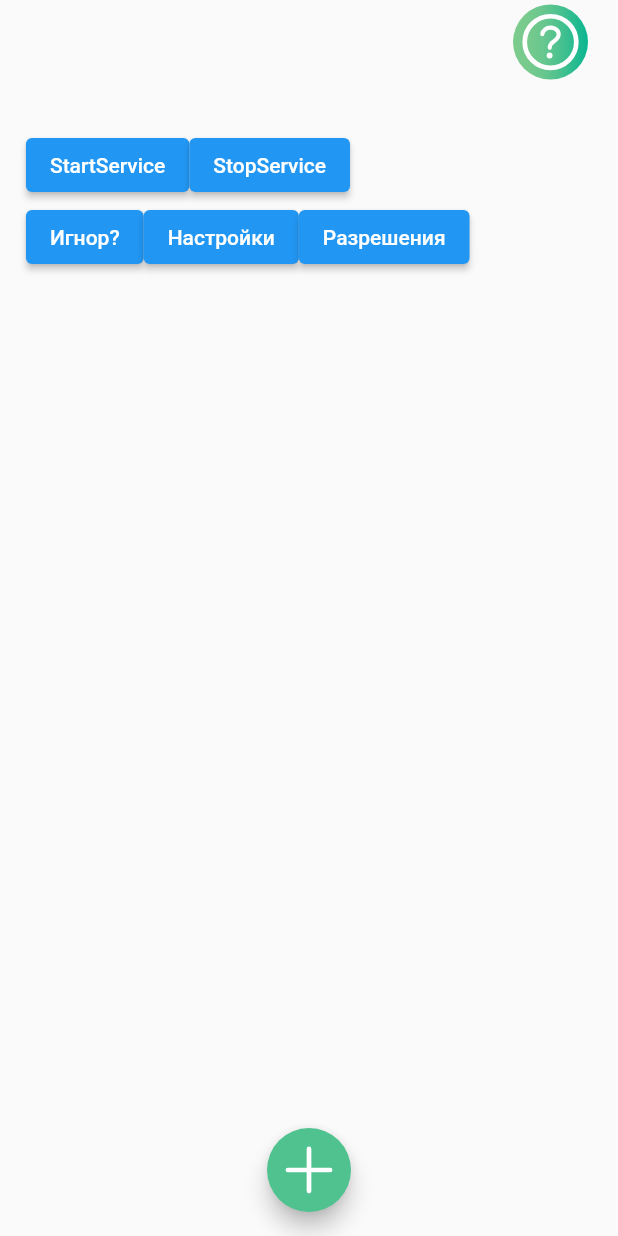
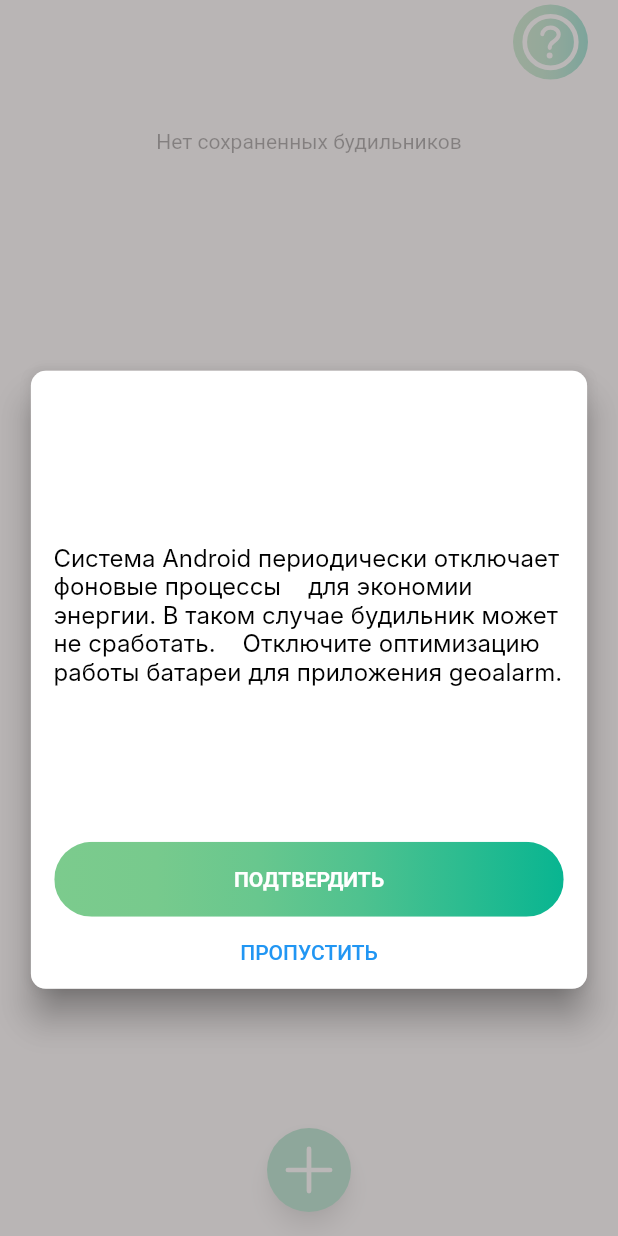
Before and after one commit to sprestay/GeoAlarm, a Flutter app: the screen it shows after launch, on a phone screen of 412 x 824 dp. Run offline on Flutter 3.47's test engine with Material 2 defaults, Android fonts, the phone set to English and light mode, and no system bars; our stand-ins replace flutter_map, flutter_slidable, geolocator, ionicons, latlong2, permission_handler and 2 more; missing offline and left inert: flutter_foreground_task, flutter_ringtone_player; Roboto replaces fonts that are missing (Inter); statements that could not run were skipped.

Commit message:
исправлена большая часть багов

```diff
--- a/lib/screens/alarm_list.dart
+++ b/lib/screens/alarm_list.dart
@@ -11,6 +11,11 @@ import '../service/globals.dart' as globals;
 import '../widgets/AlarmItem.dart';
 import '../service/foreground_service.dart';
 import 'package:flutter_foreground_task/flutter_foreground_task.dart';
+
+/// для проверки разрешений
+import '../service/utility_functions.dart' as uf;
+import '../styles/info_messages.dart';
+import 'package:permission_handler/permission_handler.dart';
 
 class AlarmListScreen extends StatefulWidget {
   Function? onStart;
@@ -26,10 +31,26 @@ class AlarmListScreen extends StatefulWidget {
 
 class _AlarmListScreenState extends State<AlarmListScreen> {
   List<Alarm> alarms = [];
+  bool geoIsGranted = false;
+  bool ignoringBattery = false;
 
   @override
   void initState() {
     extractFromDB();
+    checkPermissions();
+  }
+
+  void checkPermissions() async {
+    if (await Permission.locationAlways.isGranted) {
+      setState(() {
+        geoIsGranted = true;
+      });
+    }
+    if (await FlutterForegroundTask.isIgnoringBatteryOptimizations) {
+      setState(() {
+        ignoringBattery = true;
+      });
+    }
   }
 
   Future<void> extractFromDB() async {
@@ -43,9 +64,37 @@ class _AlarmListScreenState extends State<AlarmListScreen> {
     });
   }
 
+  Future<bool> batteryOptimization() async {
+    bool res = await FlutterForegroundTask.requestIgnoreBatteryOptimization();
+    if (!res) {
+      res = await FlutterForegroundTask.openIgnoreBatteryOptimizationSettings();
+    }
+    return res;
+  }
+
+  void triggerModalWindows(BuildContext context) async {
+    await Future.delayed(Duration(seconds: 1));
+    if (!geoIsGranted) {
+      uf.showBlockModalWindow(
+          context, InfoMessages.geolocation_is_forbidden, null, null, false);
+    }
+
+    if (!ignoringBattery) {
+      uf.showBlockModalWindow(
+          context,
+          InfoMessages.ignore_battery_optimization,
+          () async => await batteryOptimization(),
+          () => Navigator.pop(context),
+          false);
+    }
+  }
+
   @override
   Widget build(BuildContext context) {
-    return Scaffold(
+    triggerModalWindows(context);
+    return WillPopScope(
+      onWillPop: () async => false,
+      child: Scaffold(
           appBar: CustomAppBar(allow_backstep: false, show_info: true),
           body: SingleChildScrollView(
             child: Center(
@@ -55,7 +104,8 @@ class _AlarmListScreenState extends State<AlarmListScreen> {
                     globals.most_element_width,
                 child: Column(
                   children: [
-                  ListView.separated(
+                    alarms.length != 0
+                        ? ListView.separated(
                             shrinkWrap: true,
                             primary: false,
                             itemBuilder: (BuildContext context, int index) {
@@ -76,51 +126,17 @@ class _AlarmListScreenState extends State<AlarmListScreen> {
                                 },
                               );
                             },
-                      separatorBuilder: (BuildContext context, int index) =>
-                          SizedBox(height: 10),
-                      itemCount: alarms.length),
-                  Row(
-                    children: [
-                      ElevatedButton(
-                          onPressed: () {
-                            if (widget.onStart != null) {
-                              send_message("calling widget.onStart");
-                              widget.onStart!();
-                            }
-                          },
-                          child: Text("StartService")),
-                      ElevatedButton(
-                          onPressed: () {
-                            if (widget.onStop != null) {
-                              send_message("calling stop button");
-                              widget.onStop!();
-                            }
-                          },
-                          child: Text("StopService")),
-                    ],
+                            separatorBuilder:
+                                (BuildContext context, int index) => SizedBox(
+                                    height: 10,
+                                    child: Center(
+                                      child: Container(
+                                        height: 0.2,
+                                        color: Colors.black,
                                       ),
-                  Row(
-                    children: [
-                      ElevatedButton(
-                          onPressed: () async {
-                            print(await FlutterForegroundTask
-                                .isIgnoringBatteryOptimizations);
-                          },
-                          child: Text("Игнор?")),
-                      ElevatedButton(
-                          onPressed: () async {
-                            print(await FlutterForegroundTask
-                                .openIgnoreBatteryOptimizationSettings());
-                          },
-                          child: Text("Настройки")),
-                      ElevatedButton(
-                          onPressed: () async {
-                            print(await FlutterForegroundTask
-                                .requestIgnoreBatteryOptimization());
-                          },
-                          child: Text("Разрешения"))
-                    ],
-                  )
+                                    )),
+                            itemCount: alarms.length)
+                        : Text("Нет сохраненных будильников"),
                   ],
                 ),
               ),
@@ -134,6 +150,8 @@ class _AlarmListScreenState extends State<AlarmListScreen> {
             },
             backgroundColor: Color(0xFF4FC28F),
           ),
-        floatingActionButtonLocation: FloatingActionButtonLocation.centerFloat);
+          floatingActionButtonLocation:
+              FloatingActionButtonLocation.centerFloat),
+    );
   }
 }
--- /dev/null
+++ b/lib/styles/info_messages.dart
@@ -0,0 +1,22 @@
+abstract class InfoMessages {
+  static const String geolocation_is_needed = """
+  Приложение определяет ваше местоположение, и
+  проигрывает звуковой сигнал, когда вы достигаете
+  заданного местоположения. Для работы, необходим доступ
+  к геолокации. Предоставьте его, пожалуйста
+  """;
+
+  static const String geolocation_is_forbidden = """
+  Вы запретили доступ к геолокации, без которой приложение
+  работать не может.
+  Чтобы разрешить доступ к геолокации, перейдите в настройки смартфона,
+  выберите раздел Приложения, выберите geoalarm, и предоставьте полный
+  доступ к геолокации.
+  """;
+
+  static const String ignore_battery_optimization = """
+  Система Android периодически отключает фоновые процессы
+  для экономии энергии. В таком случае будильник может не сработать.
+  Отключите оптимизацию работы батареи для приложения geoalarm.
+  """;
+}
--- /dev/null
+++ b/lib/widgets/InfoWidget.dart
@@ -0,0 +1,110 @@
+import 'package:flutter/material.dart';
+import 'package:ionicons/ionicons.dart';
+import '../widgets/MainButton.dart';
+import '../service/globals.dart' as globals;
+import '../styles/fonts.dart';
+
+class InfoWidget extends StatefulWidget {
+  late String msg;
+  Function? skip;
+  Function? submit;
+  late bool isClosable;
+
+  InfoWidget(
+      {Key? key,
+      required this.msg,
+      this.skip,
+      this.submit,
+      this.isClosable = true})
+      : super(key: key);
+
+  @override
+  _InfoWidgetState createState() => _InfoWidgetState();
+}
+
+class _InfoWidgetState extends State<InfoWidget> {
+  @override
+  Widget build(BuildContext context) {
+    return Padding(
+        padding: EdgeInsets.fromLTRB(
+            MediaQuery.of(context).size.width * 0.05,
+            MediaQuery.of(context).size.height * 0.3,
+            MediaQuery.of(context).size.width * 0.05,
+            MediaQuery.of(context).size.width * 0.4),
+        child: Material(
+          elevation: 10,
+          shape: RoundedRectangleBorder(
+            borderRadius: BorderRadius.all(Radius.circular(10.0)),
+          ),
+          color: Colors.white,
+          child: Container(
+            child: Column(
+              children: [
+                widget.isClosable
+                    ? Row(
+                        mainAxisAlignment: MainAxisAlignment.end,
+                        children: [
+                          IconButton(
+                              onPressed: () {
+                                Navigator.pop(context);
+                              },
+                              icon: Icon(
+                                Ionicons.close,
+                                size: 45,
+                                color: Colors.black,
+                              )),
+                          SizedBox(
+                            width: 10,
+                          )
+                        ],
+                      )
+                    : Container(),
+                SizedBox(
+                  height: 20,
+                ),
+                Expanded(
+                  child: Container(
+                      margin: EdgeInsets.symmetric(horizontal: 15),
+                      child: Center(
+                          child: SingleChildScrollView(
+                        scrollDirection: Axis.vertical,
+                        child: Text(
+                          widget.msg.replaceAll(RegExp(r'\s'), " ").trim(),
+                          textAlign: TextAlign.left,
+                          style: AppFontStyle.inter_regular_16_black,
+                        ),
+                      ))),
+                ),
+                SizedBox(
+                  height: 10,
+                ),
+                Column(
+                  mainAxisAlignment: MainAxisAlignment.end,
+                  children: [
+                    widget.submit != null
+                        ? MainButton(
+                            callback: () {
+                              if (widget.submit != null) widget.submit!();
+                              Navigator.pop(context);
+                            },
+                            width: MediaQuery.of(context).size.width *
+                                0.9 *
+                                globals.most_element_width,
+                            text: "подтвердить",
+                          )
+                        : Container(),
+                    widget.skip != null
+                        ? TextButton(
+                            onPressed: () {
+                              if (widget.skip != null) widget.skip!();
+                            },
+                            child: Text("ПРОПУСТИТЬ"))
+                        : Container()
+                  ],
+                )
+              ],
+            ),
+          ),
+        ));
+  }
+}
--- a/pubspec.yaml
+++ b/pubspec.yaml
@@ -45,6 +45,8 @@ dependencies:
   shared_preferences: ^2.0.11
   uuid: ^3.0.5
   flutter_slidable: ^1.2.0
+  # ringtone_player: ^0.1.1
+  flutter_ringtone_player: ^3.1.1
 
 dev_dependencies:
   flutter_test:
```
Also changed, not shown: lib/main.dart (+36 -21 lines), lib/models/alarm.dart (+4 -4 lines), lib/screens/create_new_alarm.dart (+83 -13 lines), lib/screens/test.dart (+20 -32 lines), lib/service/backend.dart (+21 -0 lines), lib/service/utility_functions.dart (+31 -0 lines), lib/widgets/AlarmItem.dart (+4 -4 lines), pubspec.lock, 1 other file. Lines whose indentation alone changed are shown as unchanged.
